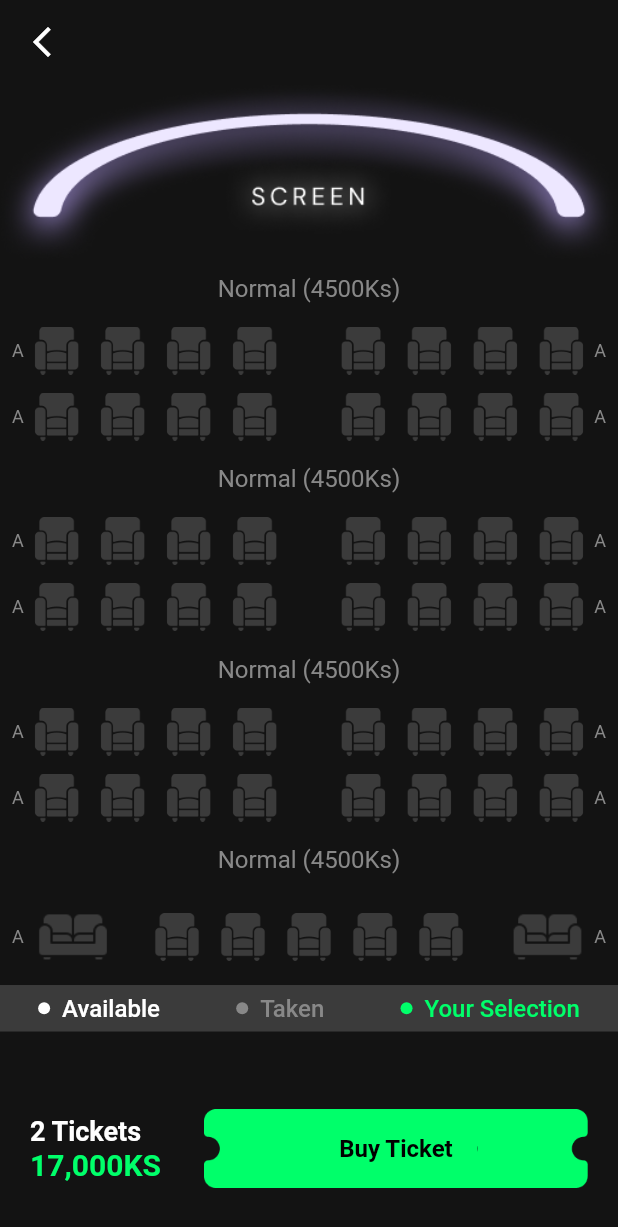
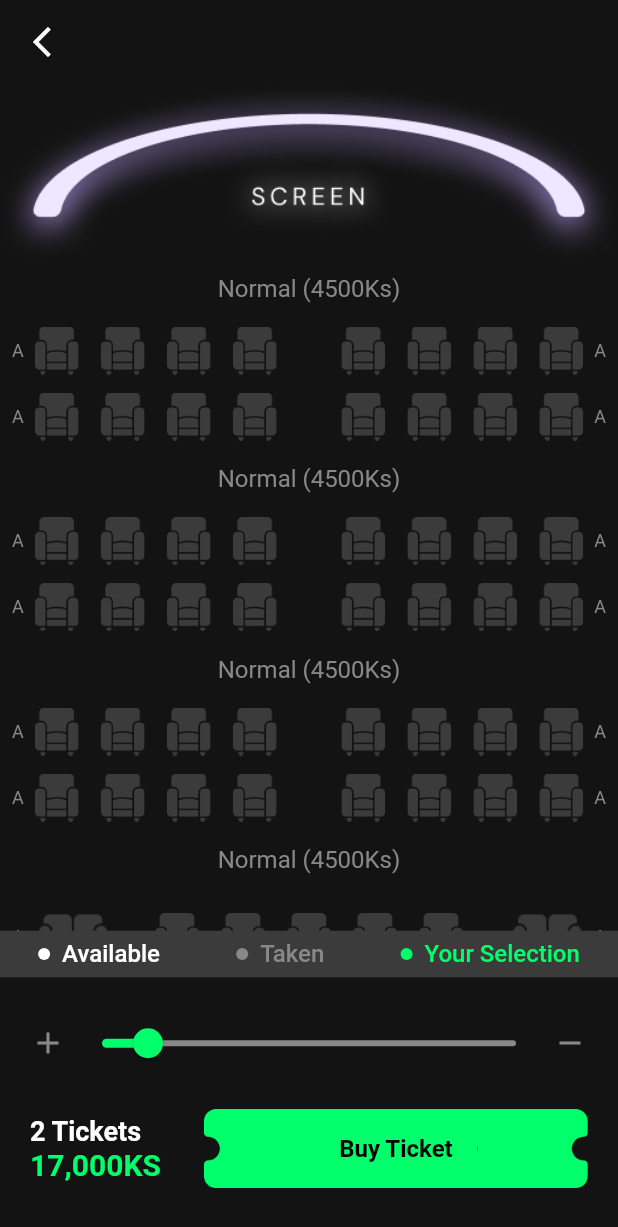
Before and after one commit to PhyoThihaWin/the-movie-booking-app, a Flutter app: the BookingChairPage screen opened directly, on a phone screen of 412 x 824 dp. Shown: the top 1227 px of the screen. Run offline on Flutter 3.47's test engine with Material 2 defaults, Android fonts, the phone set to English and light mode, and no system bars; our stand-ins replace carousel_slider, dots_indicator, flutter_svg, otp_text_field; missing offline and left inert: country_calling_code_picker, dart:ffi; statements that could not run were skipped.

Commit message:
wip: fixing saturday feedback.

```diff
--- a/lib/page/booking/booking_chair_page.dart
+++ b/lib/page/booking/booking_chair_page.dart
@@ -39,19 +39,24 @@ class BookingChairPage extends StatelessWidget {
                 children: [
                   Image.asset("cinema_screen.png".toAssetImage()),
                   ChairListViewSection(chairList),
-                  BookingAvailableInfoRowSection(),
-                  ZoomSeekBarView(),
                   SizedBox(height: MARGIN_LARGE),
                 ],
               ),
             ),
           ),
-          Padding(
-            padding: EdgeInsets.symmetric(
-              horizontal: MARGIN_MEDIUM_3,
-              vertical: MARGIN_XLARGE,
+          Column(
+            children: [
+              BookingAvailableInfoRowSection(),
+              ZoomSeekBarView(),
+              const Padding(
+                padding: EdgeInsets.only(
+                  left: MARGIN_MEDIUM_3,
+                  right: MARGIN_MEDIUM_3,
+                  bottom: MARGIN_XLARGE,
                 ),
                 child: BuyTicketViewSection(),
+              ),
+            ],
           )
         ],
       ),
@@ -183,7 +188,47 @@ class ChairListViewSection extends StatelessWidget {
       itemBuilder: (context, index) => (chairList[index] == 0)
           ? ChairPriceTextView()
           : (chairList[index] == 1)
-              ? Row(
+              ? ChairSingleRowView()
+              : ChairMixRowView(),
+    );
+  }
+}
+
+class ChairMixRowView extends StatelessWidget {
+  const ChairMixRowView({
+    Key? key,
+  }) : super(key: key);
+
+  @override
+  Widget build(BuildContext context) {
+    return Row(
+      children: [
+        SizedBox(width: MARGIN_MEDIUM),
+        RowTitleTextView(),
+        ChairCoupleImageView(),
+        Spacer(),
+        ChairSingleImageView(),
+        ChairSingleImageView(),
+        ChairSingleImageView(),
+        ChairSingleImageView(),
+        ChairSingleImageView(),
+        Spacer(),
+        ChairCoupleImageView(),
+        RowTitleTextView(),
+        SizedBox(width: MARGIN_MEDIUM),
+      ],
+    );
+  }
+}
+
+class ChairSingleRowView extends StatelessWidget {
+  const ChairSingleRowView({
+    Key? key,
+  }) : super(key: key);
+
+  @override
+  Widget build(BuildContext context) {
+    return Row(
       children: [
         SizedBox(width: MARGIN_MEDIUM),
         RowTitleTextView(),
@@ -199,24 +244,6 @@ class ChairListViewSection extends StatelessWidget {
         RowTitleTextView(),
         SizedBox(width: MARGIN_MEDIUM),
       ],
-                )
-              : Row(
-                  children: [
-                    SizedBox(width: MARGIN_MEDIUM),
-                    RowTitleTextView(),
-                    ChairCoupleImageView(),
-                    Spacer(),
-                    ChairSingleImageView(),
-                    ChairSingleImageView(),
-                    ChairSingleImageView(),
-                    ChairSingleImageView(),
-                    ChairSingleImageView(),
-                    Spacer(),
-                    ChairCoupleImageView(),
-                    RowTitleTextView(),
-                    SizedBox(width: MARGIN_MEDIUM),
-                  ],
-                ),
     );
   }
 }
```
Also changed, not shown: lib/page/booking/buy_snack_page.dart (+57 -36 lines), lib/viewitem/cinema_parent_item_view.dart (+21 -21 lines), 2 other files. Lines whose indentation alone changed are shown as unchanged.
